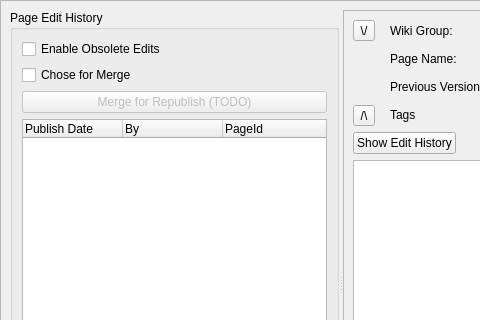
The window that retroshare-gui/src/gui/WikiPoos/WikiEditDialog.ui (RetroShare/RetroShare) describes before a commit, drawn with Qt 5; both pictures show x 0 to 480 and y 0 to 320 of the 946 by 568 pixel window.
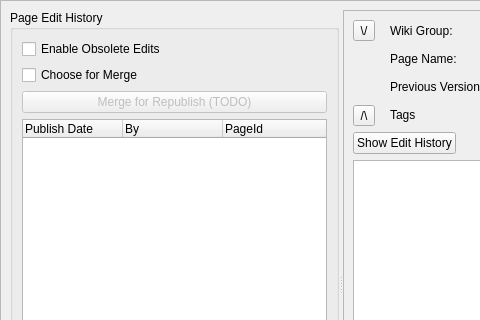
The same window after the commit. Custom widgets are drawn as their Qt base class.

Patch:
```diff
--- a/retroshare-gui/src/gui/WikiPoos/WikiEditDialog.ui
+++ b/retroshare-gui/src/gui/WikiPoos/WikiEditDialog.ui
@@ -65,7 +65,7 @@
           <item>
            <widget class="QCheckBox" name="checkBox_Merge">
             <property name="text">
-             <string>Chose for Merge</string>
+             <string>Choose for Merge</string>
             </property>
            </widget>
           </item>
```
